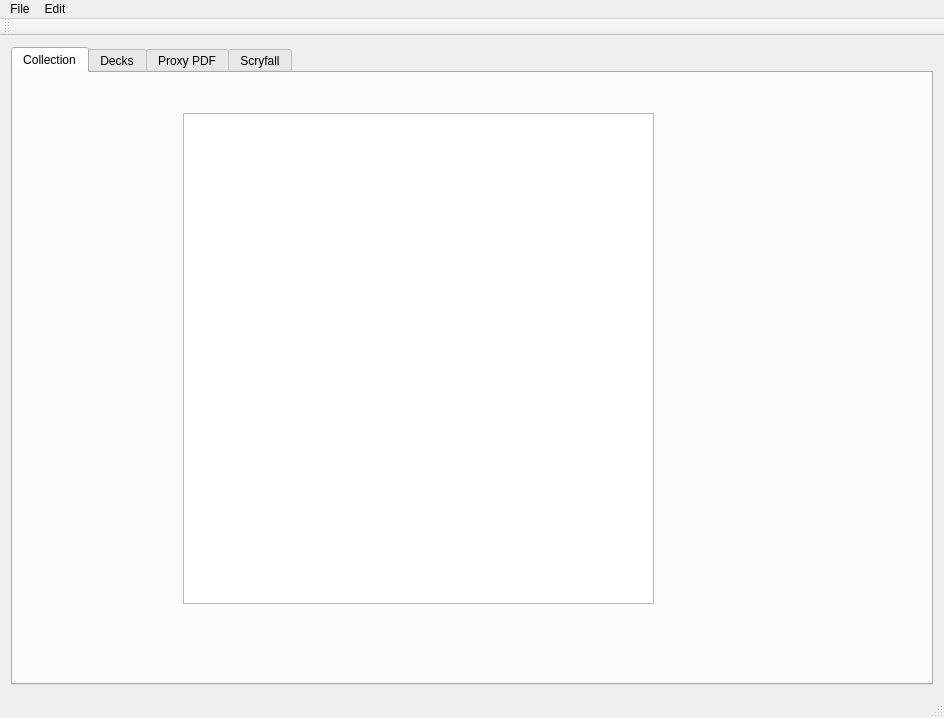
This is src/MTG_GUI/mtg_ui.ui in aleksejs-fomins/mtgdeckconstructor as Qt 5 draws it before an edit. The edited form follows.
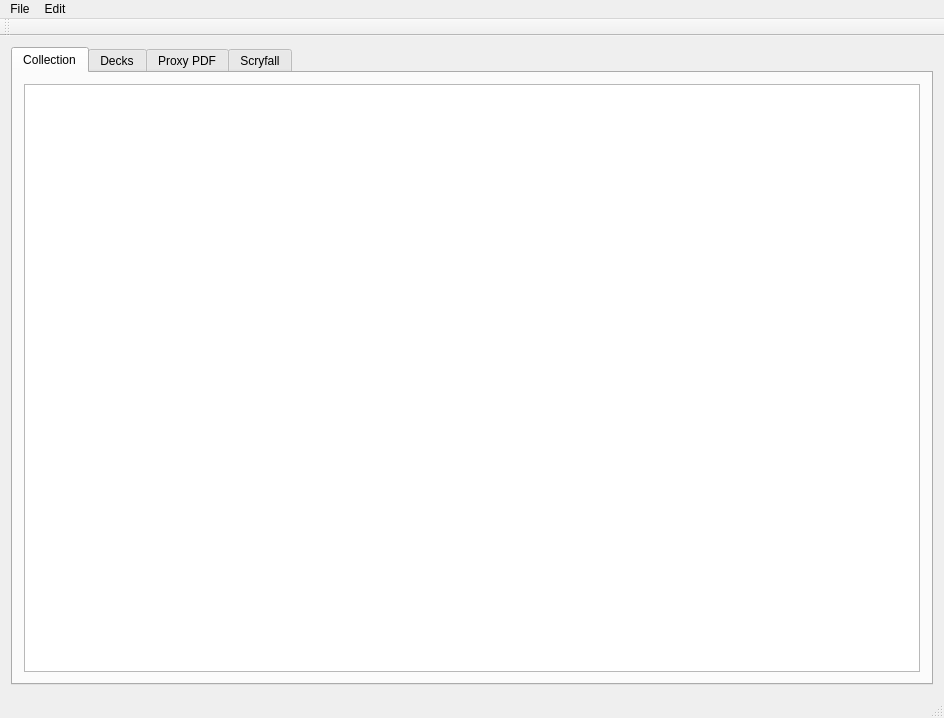
This is the edited form. The open tabs and pages were chosen to show the change.

The edit to the form file:
```diff
--- a/src/MTG_GUI/mtg_ui.ui
+++ b/src/MTG_GUI/mtg_ui.ui
@@ -24,16 +24,15 @@
        <attribute name="title">
         <string>Collection</string>
        </attribute>
-       <widget class="QTableWidget" name="collectionCardsTable">
-        <property name="geometry">
-         <rect>
-          <x>170</x>
-          <y>40</y>
-          <width>471</width>
-          <height>491</height>
-         </rect>
-        </property>
-       </widget>
+       <layout class="QHBoxLayout" name="horizontalLayout_2">
+        <item>
+         <widget class="QTableWidget" name="collectionCardsTable">
+          <attribute name="verticalHeaderVisible">
+           <bool>false</bool>
+          </attribute>
+         </widget>
+        </item>
+       </layout>
       </widget>
       <widget class="QWidget" name="decksTab">
        <attribute name="title">
```
Left out of the diff: 15 changed lines with no effect on the pictures.
